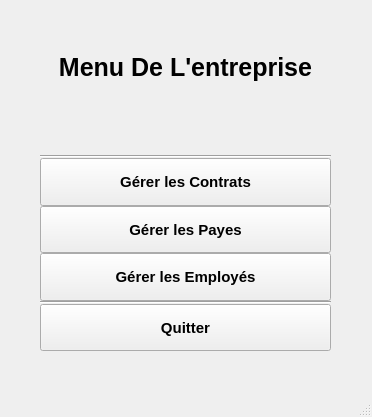
First picture: the form in UI/Mains.ui, repository LePerron/Application-gestion-employes-projet-session-2023, before the edit.
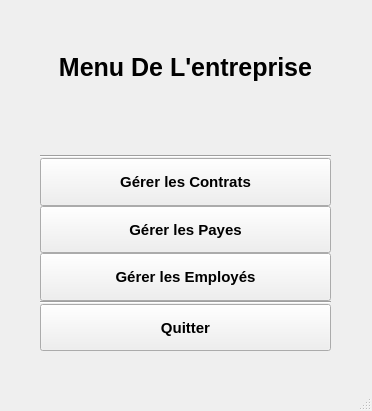
Second picture: the form after the edit.

Commit message: interface menu employer et menu contrat

Diff of the .ui file:
```diff
--- a/UI/Mains.ui
+++ b/UI/Mains.ui
@@ -7,7 +7,7 @@
     <x>0</x>
     <y>0</y>
     <width>372</width>
-    <height>417</height>
+    <height>411</height>
    </rect>
   </property>
   <property name="windowTitle">
```
Left out of the diff: 2 changed lines with no effect on the pictures. The commit also changes 3 other files.
